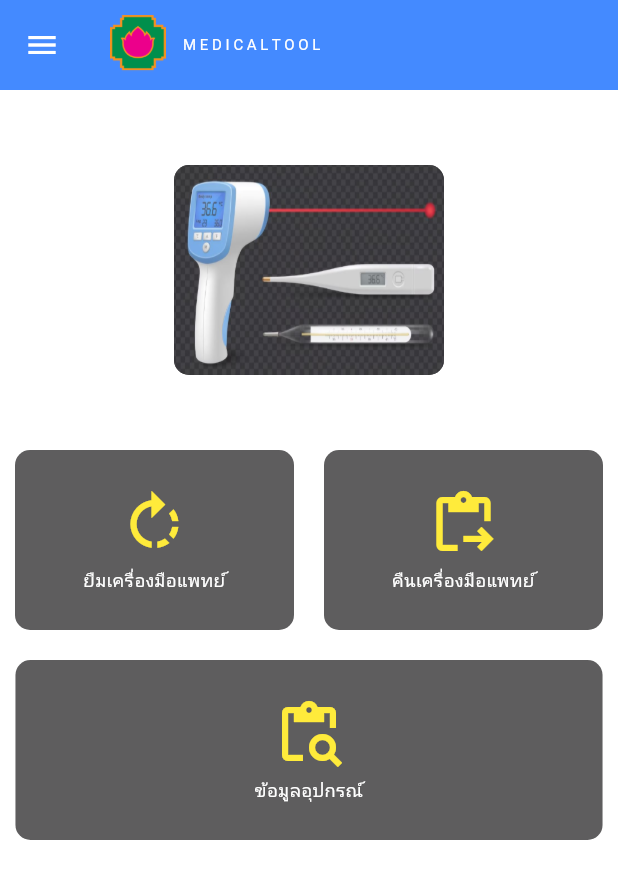
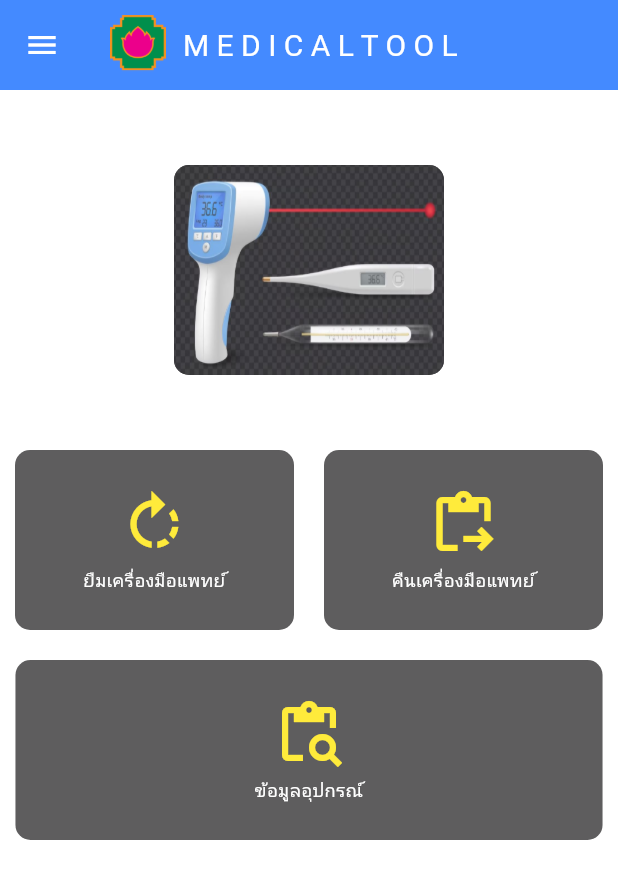
Before and after one commit to thawatchai28063/medicaltoolv2, a Flutter app: the HomePage screen opened by its route, on a phone screen of 412 x 824 dp. Shown: the top 879 px of the screen. Run offline on Flutter 3.47's test engine with Material 2 defaults, Android fonts, the light colour scheme and no system bars; our stand-ins replace get, lottie, quickalert; missing offline and left inert: simple_barcode_scanner; network calls fail.

```diff
--- a/lib/screens/home.dart
+++ b/lib/screens/home.dart
@@ -40,7 +40,7 @@ class _HomePageState extends State<HomePage> {
             ),
             const Text(
               'M E D I C A L T O O L',
-              style: TextStyle(fontSize: 10),
+              style: TextStyle(fontSize: 20),
             ),
           ],
         ),
```
